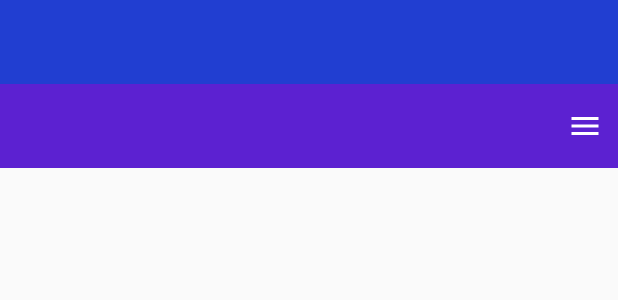
After one commit to dartrix/ProyectoAgenda, an Android app: the layout asigmenu_layout.xml on its own in the app's theme, with its tools: preview values and no code run, on a phone screen of 412 x 824 dp. The commit adds this screen. Shown: the top 300 px of the screen. Run offline under Robolectric (Android 15) with nearby library versions, the phone set to English and light mode, and no system bars.

Commit message:
layout de todas con las asignaciones con sus tipos

```diff
--- a/app/src/main/AndroidManifest.xml
+++ b/app/src/main/AndroidManifest.xml
@@ -18,6 +18,10 @@
         </activity>
         <activity android:name=".MenuActivity"></activity>
         <activity android:name=".AgregarMateriaActivity"></activity>
+
+        <activity android:name=".asignacionesActivity"
+            android:theme="@style/Theme.AppCompat.Light.NoActionBar" >
+            </activity>
     </application>
 
 </manifest>
--- a/app/src/main/java/com/dartrix/proyectoagenda/MenuActivity.java
+++ b/app/src/main/java/com/dartrix/proyectoagenda/MenuActivity.java
@@ -15,6 +15,8 @@ public class MenuActivity extends AppCompatActivity {
 
     public void agregarMateria(View v){
         Intent i = new Intent(this, AgregarMateriaActivity.class);
+        //eto eh pa proba lo de asignacione mientra no tenemos boton para que aparezca :v
+        //Intent i = new Intent(this, asignacionesActivity.class);
         startActivity(i);
     }
 
--- /dev/null
+++ b/app/src/main/res/drawable/ic_menu.xml
@@ -0,0 +1,5 @@
+<vector android:height="24dp" android:tint="#323232"
+    android:viewportHeight="24.0" android:viewportWidth="24.0"
+    android:width="24dp" xmlns:android="http://schemas.android.com/apk/res/android">
+    <path android:fillColor="#FF000000" android:pathData="M3,18h18v-2L3,16v2zM3,13h18v-2L3,11v2zM3,6v2h18L21,6L3,6z"/>
+</vector>
--- a/app/src/main/res/layout/agregarmateria_layout.xml
+++ b/app/src/main/res/layout/agregarmateria_layout.xml
@@ -116,6 +116,7 @@
                         android:onClick="selfecha"
                         android:clickable="true"
                         android:layout_height="wrap_content"
+                        android:textColor="@color/colorLight"
                         android:backgroundTint="#dadada"/>
                     <EditText
                         android:id="@+id/edithora"
@@ -125,6 +126,7 @@
                         android:focusable="false"
                         android:onClick="selhora"
                         android:clickable="true"
+                        android:textColor="@color/colorLight"
                         android:layout_height="wrap_content"
                         android:backgroundTint="#dadada"/>
                 </LinearLayout>
--- /dev/null
+++ b/app/src/main/res/layout/asigmenu_layout.xml
@@ -0,0 +1,80 @@
+<?xml version="1.0" encoding="utf-8"?>
+<!-- Use DrawerLayout as root container for activity -->
+<android.support.v4.widget.DrawerLayout xmlns:android="http://schemas.android.com/apk/res/android"
+    xmlns:app="http://schemas.android.com/apk/res-auto"
+    xmlns:tools="http://schemas.android.com/tools"
+    android:id="@+id/drawer_layout"
+    android:layout_width="match_parent"
+    android:layout_height="match_parent"
+    tools:openDrawer="end"
+    android:fitsSystemWindows="true">
+
+    <!-- Layout to contain contents of main body of screen (drawer will slide over this) -->
+    <RelativeLayout
+        android:id="@+id/content_frame"
+        android:layout_width="match_parent"
+        android:layout_height="match_parent">
+
+        <android.support.v7.widget.Toolbar
+            android:id="@+id/toolbar"
+            android:layout_width="match_parent"
+            android:layout_height="?attr/actionBarSize"
+            android:background="@color/colorPrimary"
+            android:theme="@style/ThemeOverlay.AppCompat.ActionBar"
+            >
+            <TextView
+                android:id="@+id/txt"
+                android:layout_width="wrap_content"
+                android:layout_height="match_parent"
+                android:textAlignment="center"
+                android:gravity="center"
+                android:paddingLeft="15dp"
+                android:textColor="#fff"
+                android:text=""/>
+
+            <ImageButton
+                android:onClick="abrirMenu"
+                android:id="@+id/showevents"
+                android:layout_width="wrap_content"
+                android:layout_height="wrap_content"
+                android:layout_gravity="end"
+                android:layout_margin="10dp"
+                android:background="@null"
+                android:layout_alignParentEnd="true"
+                android:layout_alignParentRight="true"
+                android:tint="#fff"
+                android:src="@drawable/ic_menu"/>
+        </android.support.v7.widget.Toolbar>
+
+        <RelativeLayout
+            android:layout_below="@+id/toolbar"
+            android:layout_width="match_parent"
+            android:layout_height="match_parent">
+            <ScrollView
+                android:layout_width="match_parent"
+                android:layout_height="match_parent">
+                <LinearLayout
+                    android:id="@+id/asig_layout_items"
+                    android:layout_width="match_parent"
+                    android:layout_height="wrap_content"
+                    android:orientation="vertical">
+
+
+                </LinearLayout>
+            </ScrollView>
+        </RelativeLayout>
+
+    </RelativeLayout>
+
+
+    <!-- Container for contents of drawer - use NavigationView to make configuration easier -->
+    <android.support.design.widget.NavigationView
+        android:id="@+id/nav_view"
+        android:layout_width="wrap_content"
+        android:layout_height="match_parent"
+        android:fitsSystemWindows="true"
+        app:menu="@menu/drawer_view"
+        android:layout_gravity="end"
+        />
+
+</android.support.v4.widget.DrawerLayout>
--- /dev/null
+++ b/app/src/main/res/menu/drawer_view.xml
@@ -0,0 +1,25 @@
+<?xml version="1.0" encoding="utf-8"?>
+<menu xmlns:android="http://schemas.android.com/apk/res/android" >
+    <group android:checkableBehavior="single">
+        <item
+            android:id="@+id/nav_todo"
+            android:icon="@drawable/libro_icono"
+            android:title="todo" />
+        <item
+            android:id="@+id/nav_tarea"
+            android:icon="@drawable/libro_icono"
+            android:title="tarea" />
+        <item
+            android:id="@+id/nav_expo"
+            android:icon="@drawable/libro_icono"
+            android:title="Exposiciones" />
+        <item
+            android:id="@+id/nav_proy"
+            android:icon="@drawable/libro_icono"
+            android:title="Proyectos" />
+        <item
+            android:id="@+id/nav_exam"
+            android:icon="@drawable/libro_icono"
+            android:title="Examenes" />
+    </group>
+</menu>
--- a/app/src/main/res/values/colors.xml
+++ b/app/src/main/res/values/colors.xml
@@ -3,8 +3,8 @@
     <color name="colorPrimary">#5c21d1</color>
     <color name="colorBlue">#70b1c3</color>
     <color name="colorPrimaryDark">#213ed1</color>
-    <color name="colorAccent">#fff</color>
-    <color name="colorRed">#ff1654</color>
+    <color name="color">#ff1654</color>
+    <color name="colorAccent">#5c21d1</color>
     <color name="colorSecundary">#b2dbbf</color>
     <color name="colorLight">#fdfff9</color>
 
```
Also changed, not shown: app/build.gradle (+13 -1 lines), app/src/main/java/com/dartrix/proyectoagenda/AgregarMateriaActivity.java (+14 -3 lines), app/src/main/java/com/dartrix/proyectoagenda/asignacionesActivity.java (added, +110 -0 lines), app/src/main/res/layout/asig_item_layout.xml (added, +20 -0 lines), app/src/main/res/layout/nav_header.xml (added, +17 -0 lines).
